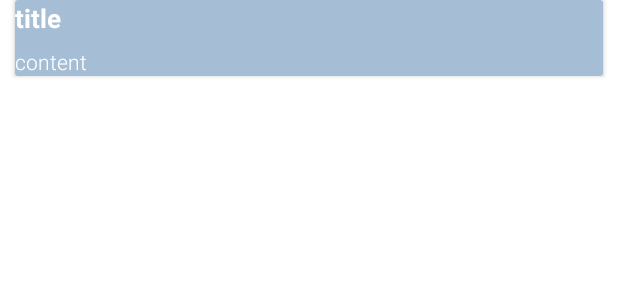
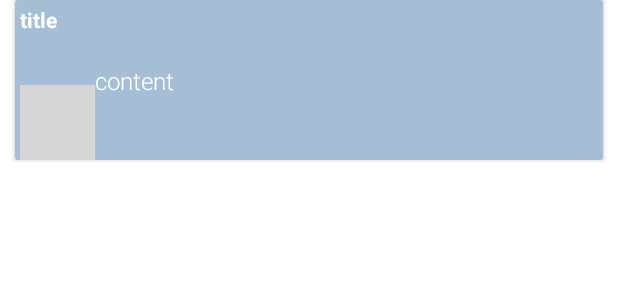
Before and after one commit to amatrenin/MovieDB, an Android app: the layout card_view_design_review.xml on its own in the app's theme, with its tools: preview values and no code run, on a phone screen of 412 x 824 dp. Shown: the top 300 px of the screen. Run offline under Robolectric (Android 15) with nearby library versions, the phone set to English and light mode, and no system bars; grey boxes are pictures that could not be loaded.

Commit message:
fixing xml

```diff
--- a/app/src/main/java/com/example/mypetproject/view/adapters/CustomAdapterReview.kt
+++ b/app/src/main/java/com/example/mypetproject/view/adapters/CustomAdapterReview.kt
@@ -3,11 +3,13 @@ package com.example.mypetproject.view.adapters
 import android.view.LayoutInflater
 import android.view.View
 import android.view.ViewGroup
+import android.widget.ImageView
 import android.widget.TextView
 import androidx.recyclerview.widget.RecyclerView
 import com.example.mypetproject.R
 import com.example.mypetproject.data.review.ResultReview
 import com.example.mypetproject.view.MoviesDetailsActivity
+import com.squareup.picasso.Picasso
 
 class CustomAdapterReview(
     private val mListReview: List<ResultReview?>,
@@ -38,6 +40,9 @@ class CustomAdapterReview(
         // sets the text to the textview from our itemHolder class
         holder.textView2.text = ItemsViewModel?.author
         holder.textView1.text = ItemsViewModel?.content
+
+        Picasso.get().load("https://image.tmdb.org/t/p/w500" + mListReview[position]?.url)
+            .into(holder.imageView)
     }
 
     // return the number of the items in the list
@@ -50,5 +55,6 @@ class CustomAdapterReview(
         //   val imageView: ImageView = itemView.findViewById(R.id.imAvatarReview)
         val textView1: TextView = itemView.findViewById(R.id.tvTextReview)
         val textView2: TextView = itemView.findViewById(R.id.tvTitleReview)
+        val imageView: ImageView = itemView.findViewById(R.id.imReview)
     }
 }
--- a/app/src/main/res/layout/card_view_design_review.xml
+++ b/app/src/main/res/layout/card_view_design_review.xml
@@ -7,38 +7,58 @@
     android:layout_marginLeft="10dp"
     android:layout_marginRight="10dp">
 
-    <LinearLayout
+    <androidx.constraintlayout.widget.ConstraintLayout
         android:layout_width="match_parent"
-        android:layout_height="match_parent"
+        android:layout_height="wrap_content"
 
         android:background="@color/background"
         android:orientation="vertical">
 
         <TextView
             android:id="@+id/tvTitleReview"
-            android:layout_width="wrap_content"
-            android:layout_height="wrap_content"
+            android:layout_width="50dp"
+            android:layout_height="50dp"
+            android:layout_marginStart="3dp"
+            android:layout_marginTop="3dp"
             android:text="@{review.author}"
             android:textColor="@color/white"
-            android:textSize="17sp"
+            android:textSize="14sp"
             android:textStyle="bold"
+            app:layout_constraintStart_toStartOf="parent"
+            app:layout_constraintTop_toTopOf="parent"
             tools:text="title" />
 
         <TextView
             android:id="@+id/tvTextReview"
-            android:layout_width="match_parent"
+            android:layout_width="0dp"
             android:layout_height="wrap_content"
-            android:layout_marginTop="7dp"
+            android:layout_marginTop="3dp"
+            android:layout_marginEnd="3dp"
+            android:layout_marginBottom="3dp"
             android:background="?android:attr/selectableItemBackground"
             android:fontFamily="sans-serif-light"
             android:lineSpacingMultiplier="1.2"
             android:textAppearance="@style/TextAppearance.AppCompat.Body1"
             android:textColor="@color/white"
-            android:textSize="14sp"
+            android:textSize="16sp"
+            app:layout_constraintBottom_toBottomOf="parent"
+            app:layout_constraintEnd_toEndOf="parent"
+            app:layout_constraintStart_toEndOf="@+id/tvTitleReview"
+            app:layout_constraintTop_toTopOf="parent"
             tools:text="content" />
 
+        <ImageView
+            android:id="@+id/imReview"
+            android:layout_width="50dp"
+            android:layout_height="50dp"
+            android:layout_marginTop="3dp"
+            app:layout_constraintEnd_toEndOf="@+id/tvTitleReview"
+            app:layout_constraintStart_toStartOf="@+id/tvTitleReview"
+            app:layout_constraintTop_toBottomOf="@+id/tvTitleReview"
+            app:srcCompat="@mipmap/people_icon" />
 
-    </LinearLayout>
+
+    </androidx.constraintlayout.widget.ConstraintLayout>
 
 
     <!--    <androidx.constraintlayout.widget.ConstraintLayout-->
```
